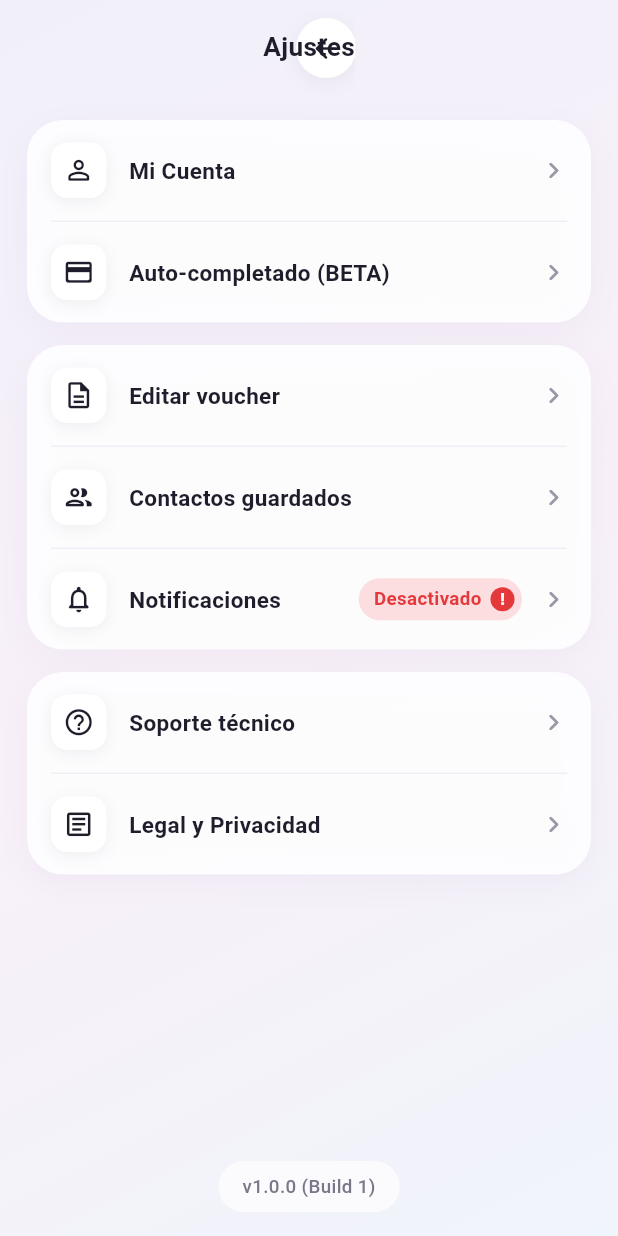
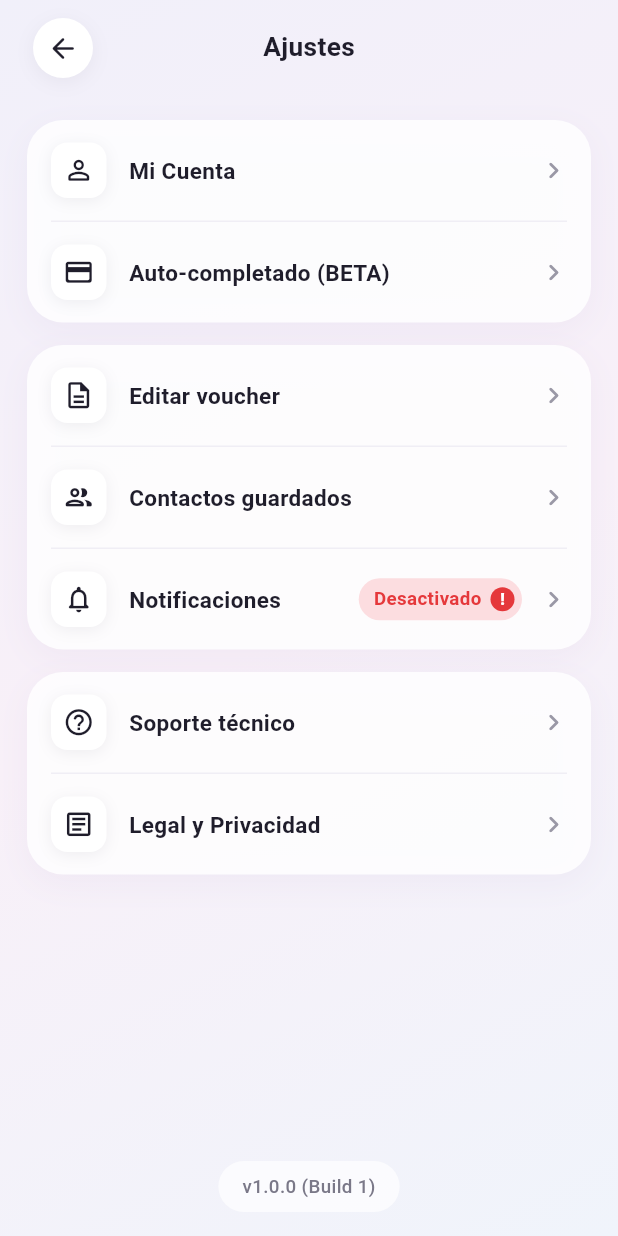
Before and after one commit to alianza0/ypayone, a Flutter app: the HomeScreen screen opened directly, after a tap on the "person" icon, on a phone screen of 412 x 824 dp. Run offline on Flutter 3.47's test engine with Material 3 defaults, Android fonts, the phone set to English and light mode, and no system bars; our stand-ins replace cloud_firestore, firebase_auth, firebase_core, google_fonts, image_picker, shared_preferences; missing offline and left inert: mobile_scanner; accounts and stored records are empty; statements that could not run were skipped.

Commit message:
arreglado settings y deslizar para volver quitado

```diff
--- a/lib/core/navigation.dart
+++ b/lib/core/navigation.dart
@@ -1,3 +1,4 @@
+import 'package:flutter/cupertino.dart';
 import 'package:flutter/material.dart';
 
 /// Cambio de pantalla instantáneo (sin desvanecido ni deslizamiento).
@@ -20,3 +21,21 @@ Route<T> fadeRoute<T>(Widget page) {
         FadeTransition(opacity: animation, child: child),
   );
 }
+
+/// Entra desde la derecha y sale hacia la derecha (estilo iPhone),
+/// pero SIN el gesto de deslizar desde el borde para volver:
+/// solo se regresa con los botones de la app.
+Route<T> slideRoute<T>(Widget page) {
+  return PageRouteBuilder<T>(
+    transitionDuration: const Duration(milliseconds: 400),
+    reverseTransitionDuration: const Duration(milliseconds: 400),
+    pageBuilder: (_, __, ___) => page,
+    transitionsBuilder: (_, animation, secondaryAnimation, child) =>
+        CupertinoPageTransition(
+      primaryRouteAnimation: animation,
+      secondaryRouteAnimation: secondaryAnimation,
+      linearTransition: false,
+      child: child,
+    ),
+  );
+}
--- a/lib/screens/contacts/contacts_screen.dart
+++ b/lib/screens/contacts/contacts_screen.dart
@@ -2,6 +2,7 @@ import 'package:flutter/material.dart';
 import 'package:flutter/services.dart';
 
 import '../../core/app_text.dart';
+import '../../core/navigation.dart';
 import '../../core/phone_utils.dart';
 import '../../data/sample_contacts.dart';
 import '../../models/app_contact.dart';
@@ -79,7 +80,7 @@ class _ContactsScreenState extends State<ContactsScreen> {
   void _openSend(AppContact contact) {
     FocusScope.of(context).unfocus();
     Navigator.of(context).push(
-      MaterialPageRoute(builder: (_) => SendAmountScreen(contact: contact)),
+      slideRoute(SendAmountScreen(contact: contact)),
     );
   }
 
--- a/lib/screens/home/home_screen.dart
+++ b/lib/screens/home/home_screen.dart
@@ -3,6 +3,7 @@ import 'package:flutter/services.dart';
 
 import '../../core/app_colors.dart';
 import '../../core/app_text.dart';
+import '../../core/navigation.dart';
 import '../../widgets/app_message.dart';
 import '../contacts/contacts_screen.dart';
 import '../qr/qr_scan_screen.dart';
@@ -34,7 +35,7 @@ class _HomeScreenState extends State<HomeScreen> {
 
   /// Abre una pantalla entrando desde la derecha.
   void _open(Widget screen) {
-    Navigator.of(context).push(MaterialPageRoute(builder: (_) => screen));
+    Navigator.of(context).push(slideRoute(screen));
   }
 
   @override
--- a/lib/screens/settings/settings_screen.dart
+++ b/lib/screens/settings/settings_screen.dart
@@ -104,6 +104,7 @@ class SettingsScreen extends StatelessWidget {
 
   Widget _buildHeader(BuildContext context) {
     return SizedBox(
+      width: double.infinity,
       height: 64,
       child: Stack(
         alignment: Alignment.center,
--- a/lib/widgets/circle_icon_button.dart
+++ b/lib/widgets/circle_icon_button.dart
@@ -40,7 +40,6 @@ class CircleIconButton extends StatelessWidget {
     if (heroTag != null) {
       button = Hero(
         tag: heroTag!,
-        transitionOnUserGestures: true,
         child: button,
       );
     }
```
Also changed, not shown: lib/screens/send/send_amount_screen.dart (+7 -8 lines).
